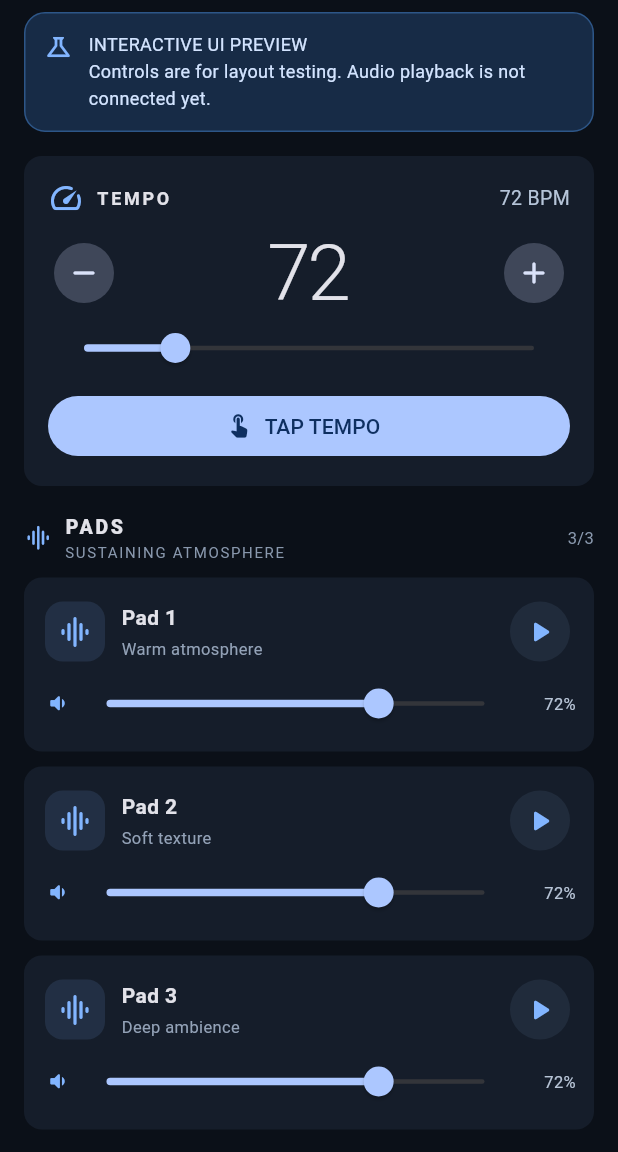
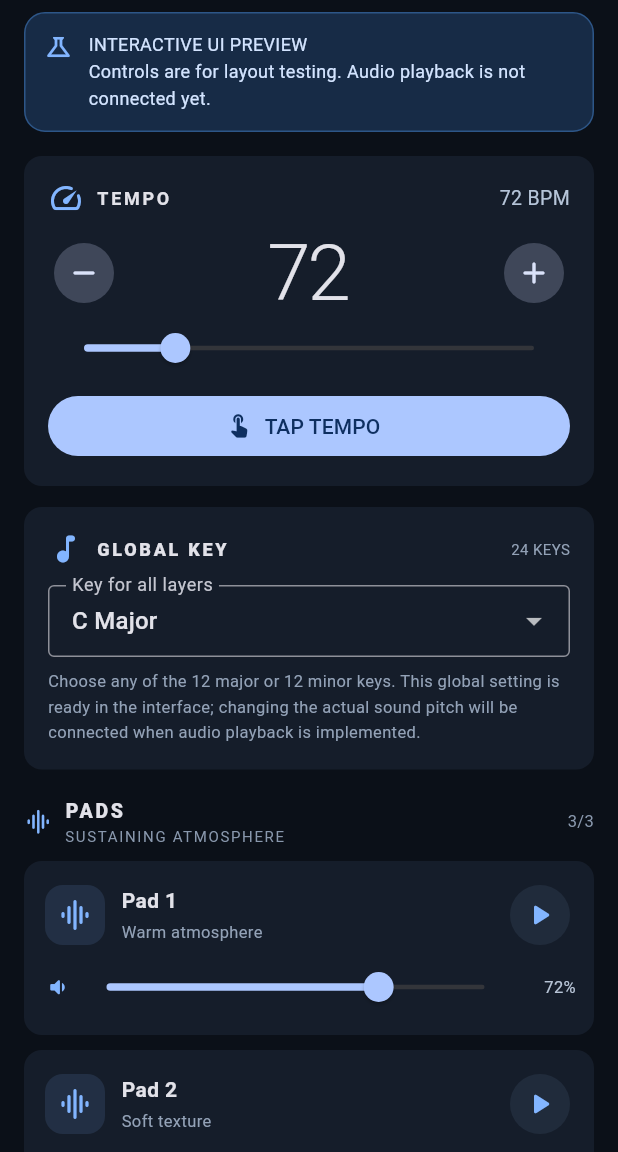
Before and after one commit to meharoondavid-sys/worship-loop, a Flutter app: the screen it shows after launch, on a phone screen of 412 x 824 dp, the part 84-1236 px from its top. Run offline on Flutter 3.47's test engine with Material 3 defaults, Android fonts, the phone set to English and light mode, and no system bars.

Commit message:
Add global key selector for all major and minor keys

```diff
--- a/lib/main.dart
+++ b/lib/main.dart
@@ -68,6 +68,13 @@ class _MixerScreenState extends State<MixerScreen> {
   ];
 
   int _bpm = 72;
+  String _globalKey = 'C Major';
+  static const List<String> _availableKeys = [
+    'C Major', 'Db Major', 'D Major', 'Eb Major', 'E Major', 'F Major',
+    'F# Major', 'G Major', 'Ab Major', 'A Major', 'Bb Major', 'B Major',
+    'C Minor', 'C# Minor', 'D Minor', 'Eb Minor', 'E Minor', 'F Minor',
+    'F# Minor', 'G Minor', 'Ab Minor', 'A Minor', 'Bb Minor', 'B Minor',
+  ];
   double _masterVolume = 0.85;
   String _fadeLength = '½ bar';
   bool _transitionTogether = true;
@@ -126,6 +133,8 @@ class _MixerScreenState extends State<MixerScreen> {
             _prototypeNotice(),
             const SizedBox(height: 16),
             _tempoPanel(),
+            const SizedBox(height: 14),
+            _globalKeyPanel(),
             const SizedBox(height: 18),
             _sectionHeader('PADS', 'SUSTAINING ATMOSPHERE', Icons.graphic_eq_rounded),
             const SizedBox(height: 10),
@@ -237,6 +246,63 @@ class _MixerScreenState extends State<MixerScreen> {
                 icon: const Icon(Icons.touch_app_rounded),
                 label: const Text('TAP TEMPO'),
               ),
+            ),
+          ],
+        ),
+      ),
+    );
+  }
+
+  Widget _globalKeyPanel() {
+    return Card(
+      child: Padding(
+        padding: const EdgeInsets.all(16),
+        child: Column(
+          crossAxisAlignment: CrossAxisAlignment.start,
+          children: [
+            const Row(
+              children: [
+                Icon(Icons.music_note_rounded, color: Color(0xFF82B5FF)),
+                SizedBox(width: 8),
+                Expanded(
+                  child: Text(
+                    'GLOBAL KEY',
+                    style: TextStyle(
+                      fontSize: 12,
+                      letterSpacing: 1.8,
+                      fontWeight: FontWeight.w800,
+                    ),
+                  ),
+                ),
+                Text(
+                  '24 KEYS',
+                  style: TextStyle(fontSize: 10, color: Color(0xFF93A2B7)),
+                ),
+              ],
+            ),
+            const SizedBox(height: 12),
+            DropdownButtonFormField<String>(
+              value: _globalKey,
+              isExpanded: true,
+              decoration: const InputDecoration(
+                labelText: 'Key for all layers',
+                border: OutlineInputBorder(),
+                contentPadding: EdgeInsets.symmetric(horizontal: 12, vertical: 12),
+              ),
+              items: _availableKeys
+                  .map((key) => DropdownMenuItem<String>(
+                        value: key,
+                        child: Text(key),
+                      ))
+                  .toList(),
+              onChanged: (key) {
+                if (key != null) setState(() => _globalKey = key);
+              },
+            ),
+            const SizedBox(height: 8),
+            const Text(
+              'Choose any of the 12 major or 12 minor keys. This global setting is ready in the interface; changing the actual sound pitch will be connected when audio playback is implemented.',
+              style: TextStyle(fontSize: 11, height: 1.5, color: Color(0xFF93A2B7)),
             ),
           ],
         ),
```
